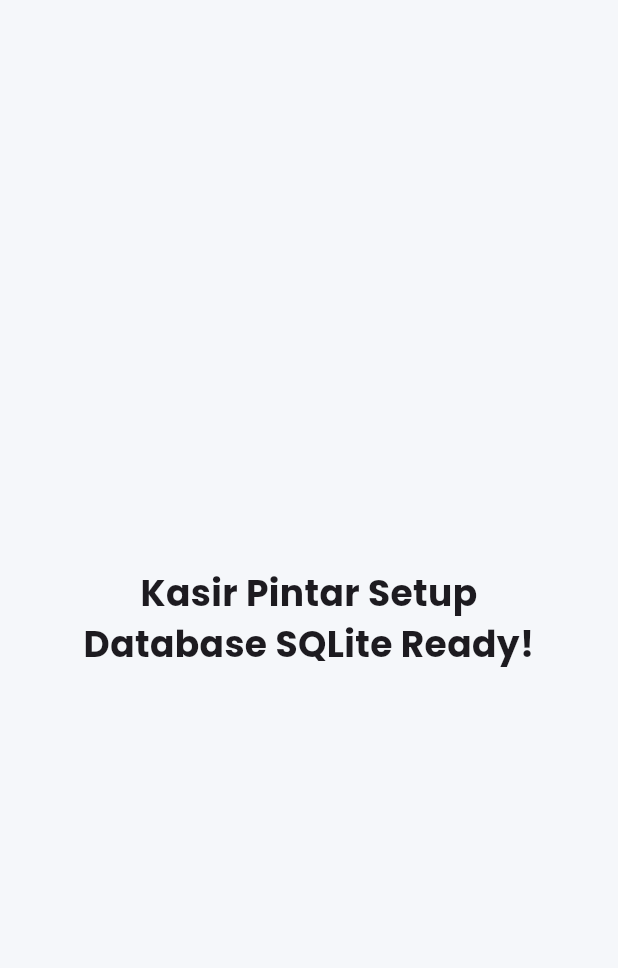
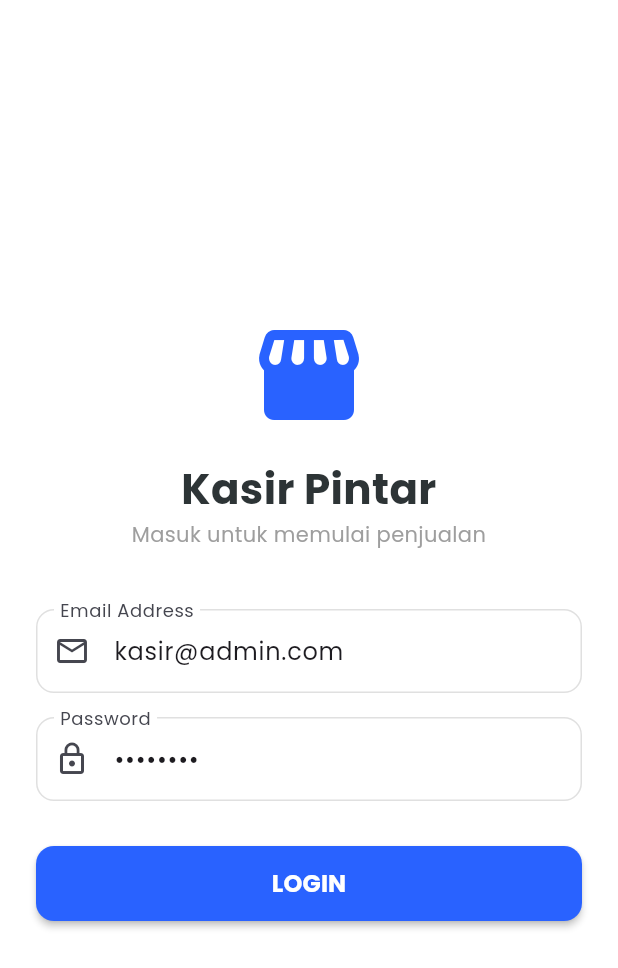
Before and after one commit to RaafiStudent/flutter-laravel-pos-offline, a Flutter app: the screen it shows after launch, on a phone screen of 412 x 824 dp. Shown: the top 968 px of the screen. Run offline on Flutter 3.47's test engine with Material 3 defaults, Android fonts, the light colour scheme and no system bars; our stand-ins replace google_fonts, sqflite; accounts and stored records are empty.

Commit message:
Fase 7: Login Authentication with SQLite Session Persistence

```diff
--- a/mobile_app/lib/main.dart
+++ b/mobile_app/lib/main.dart
@@ -1,15 +1,21 @@
 import 'package:flutter/material.dart';
 import 'package:google_fonts/google_fonts.dart';
-import 'package:mobile_app/core/database/database_helper.dart'; // <--- 1. JANGAN LUPA IMPORT INI
+import 'package:provider/provider.dart';
 
-// 2. Ubah main() jadi async agar bisa tunggu database dibuat
+// --- IMPORTS SENJATA KITA ---
+import 'package:mobile_app/core/database/database_helper.dart'; // Untuk Database
+import 'package:mobile_app/presentation/providers/auth_provider.dart'; // Untuk State Login
+import 'package:mobile_app/presentation/screens/login_screen.dart'; // Untuk Tampilan Login
+
 void main() async {
-  // 3. Wajib ada baris ini jika main() pakai async
+  // 1. Wajib ada jika main() pakai async
   WidgetsFlutterBinding.ensureInitialized();
 
-  // 4. Pancing DatabaseHelper untuk membuat file database 'kasir_pintar.db'
+  // 2. Pancing DatabaseHelper untuk membuat file database 'kasir_pintar.db' di HP
+  // (Agar saat user login, tabel 'users' sudah pasti ada)
   await DatabaseHelper.instance.database;
 
+  // 3. Jalankan Aplikasi
   runApp(const MyApp());
 }
 
@@ -18,38 +24,45 @@
 
   @override
   Widget build(BuildContext context) {
-    // KITA HAPUS MultiProvider SEMENTARA (Sama seperti sebelumnya)
-    return MaterialApp(
-      debugShowCheckedModeBanner: false,
-      title: 'Kasir Pintar',
-      theme: _buildThemeData(),
-      home: const Scaffold(
-        body: Center(
-          child: Text(
-            "Kasir Pintar Setup\nDatabase SQLite Ready!", // <-- Kita ganti teksnya biar ketahuan
-            textAlign: TextAlign.center,
-            style: TextStyle(fontSize: 24, fontWeight: FontWeight.bold),
-          ),
-        ),
+    // 4. MultiProvider: Tempat mendaftarkan semua "Otak" aplikasi
+    return MultiProvider(
+      providers: [
+        // Daftarkan AuthProvider agar bisa diakses dari mana saja (LoginScreen, Dashboard, dll)
+        ChangeNotifierProvider(create: (_) => AuthProvider()),
+      ],
+      child: MaterialApp(
+        debugShowCheckedModeBanner: false, // Hilangkan pita "Debug" di pojok kanan atas
+        title: 'Kasir Pintar',
+
+        // 5. Setup Tema Premium
+        theme: _buildThemeData(),
+
+        // 6. Tentukan halaman pertama yang muncul
+        home: const LoginScreen(),
       ),
     );
   }
 
-  // Konfigurasi Tema Premium (Blue & White Clean Look)
+  // --- KONFIGURASI TEMA (STYLE) ---
   ThemeData _buildThemeData() {
     return ThemeData(
       useMaterial3: true,
       colorScheme: ColorScheme.fromSeed(
-        seedColor: const Color(0xFF2962FF),
+        seedColor: const Color(0xFF2962FF), // Biru Profesional
         brightness: Brightness.light,
       ),
+      // Gunakan Font Poppins untuk seluruh teks aplikasi
       textTheme: GoogleFonts.poppinsTextTheme(),
+
+      // Style App Bar (Header)
       appBarTheme: const AppBarTheme(
         centerTitle: true,
         elevation: 0,
         backgroundColor: Colors.white,
         foregroundColor: Colors.black87,
       ),
+
+      // Warna Background Aplikasi (Abu-abu soft agar mata tidak cepat lelah)
       scaffoldBackgroundColor: const Color(0xFFF5F7FA),
     );
   }
--- /dev/null
+++ b/mobile_app/lib/presentation/providers/auth_provider.dart
@@ -0,0 +1,40 @@
+import 'package:flutter/material.dart';
+import 'package:mobile_app/data/models/user_model.dart';
+import 'package:mobile_app/data/services/auth_service.dart';
+
+class AuthProvider with ChangeNotifier {
+  final AuthService _authService = AuthService();
+
+  UserModel? _user;
+  UserModel? get user => _user;
+
+  bool _isLoading = false;
+  bool get isLoading => _isLoading;
+
+  String? _errorMessage;
+  String? get errorMessage => _errorMessage;
+
+  Future<bool> login(String email, String password) async {
+    _isLoading = true;
+    _errorMessage = null;
+    notifyListeners(); // Beritahu UI untuk show loading spinner
+
+    try {
+      _user = await _authService.login(email, password);
+      _isLoading = false;
+      notifyListeners();
+      return true; // Login Sukses
+    } catch (e) {
+      _isLoading = false;
+      _errorMessage = e.toString().replaceAll('Exception: ', '');
+      notifyListeners(); // Beritahu UI untuk show error message
+      return false; // Login Gagal
+    }
+  }
+
+  Future<void> logout() async {
+    await _authService.logout();
+    _user = null;
+    notifyListeners();
+  }
+}
--- /dev/null
+++ b/mobile_app/lib/presentation/screens/login_screen.dart
@@ -0,0 +1,141 @@
+import 'package:flutter/material.dart';
+import 'package:provider/provider.dart';
+import 'package:mobile_app/presentation/providers/auth_provider.dart';
+
+class LoginScreen extends StatefulWidget {
+  const LoginScreen({super.key});
+
+  @override
+  State<LoginScreen> createState() => _LoginScreenState();
+}
+
+class _LoginScreenState extends State<LoginScreen> {
+  final TextEditingController _emailController = TextEditingController(text: 'kasir@admin.com'); // Default value biar cepat test
+  final TextEditingController _passwordController = TextEditingController(text: 'password');
+  final _formKey = GlobalKey<FormState>();
+
+  @override
+  Widget build(BuildContext context) {
+    // Mengambil state dari Provider
+    final authProvider = Provider.of<AuthProvider>(context);
+
+    return Scaffold(
+      backgroundColor: Colors.white,
+      body: Center(
+        child: SingleChildScrollView(
+          padding: const EdgeInsets.all(24.0),
+          child: Form(
+            key: _formKey,
+            child: Column(
+              mainAxisAlignment: MainAxisAlignment.center,
+              crossAxisAlignment: CrossAxisAlignment.stretch,
+              children: [
+                // 1. Logo / Header
+                const Icon(Icons.storefront_rounded, size: 80, color: Color(0xFF2962FF)),
+                const SizedBox(height: 16),
+                const Text(
+                  "Kasir Pintar",
+                  textAlign: TextAlign.center,
+                  style: TextStyle(
+                    fontSize: 28,
+                    fontWeight: FontWeight.bold,
+                    color: Color(0xFF2D3436)
+                  ),
+                ),
+                const Text(
+                  "Masuk untuk memulai penjualan",
+                  textAlign: TextAlign.center,
+                  style: TextStyle(fontSize: 14, color: Colors.grey),
+                ),
+                const SizedBox(height: 40),
+
+                // 2. Error Message Box
+                if (authProvider.errorMessage != null)
+                  Container(
+                    margin: const EdgeInsets.only(bottom: 20),
+                    padding: const EdgeInsets.all(12),
+                    decoration: BoxDecoration(
+                      color: Colors.red.shade50,
+                      borderRadius: BorderRadius.circular(8),
+                      border: Border.all(color: Colors.red.shade200),
+                    ),
+                    child: Text(
+                      authProvider.errorMessage!,
+                      style: TextStyle(color: Colors.red.shade800),
+                      textAlign: TextAlign.center,
+                    ),
+                  ),
+
+                // 3. Input Fields
+                TextFormField(
+                  controller: _emailController,
+                  decoration: InputDecoration(
+                    labelText: "Email Address",
+                    prefixIcon: const Icon(Icons.email_outlined),
+                    border: OutlineInputBorder(borderRadius: BorderRadius.circular(12)),
+                    enabledBorder: OutlineInputBorder(
+                      borderRadius: BorderRadius.circular(12),
+                      borderSide: BorderSide(color: Colors.grey.shade300),
+                    ),
+                  ),
+                  validator: (val) => val!.isEmpty ? 'Email wajib diisi' : null,
+                ),
+                const SizedBox(height: 16),
+                TextFormField(
+                  controller: _passwordController,
+                  obscureText: true,
+                  decoration: InputDecoration(
+                    labelText: "Password",
+                    prefixIcon: const Icon(Icons.lock_outline),
+                    border: OutlineInputBorder(borderRadius: BorderRadius.circular(12)),
+                    enabledBorder: OutlineInputBorder(
+                      borderRadius: BorderRadius.circular(12),
+                      borderSide: BorderSide(color: Colors.grey.shade300),
+                    ),
+                  ),
+                  validator: (val) => val!.isEmpty ? 'Password wajib diisi' : null,
+                ),
+                const SizedBox(height: 30),
+
+                // 4. Login Button
+                SizedBox(
+                  height: 50,
+                  child: ElevatedButton(
+                    onPressed: authProvider.isLoading
+                      ? null
+                      : () async {
+                          if (_formKey.currentState!.validate()) {
+                            bool success = await authProvider.login(
+                              _emailController.text,
+                              _passwordController.text
+                            );
+
+                            if (success && context.mounted) {
+                              ScaffoldMessenger.of(context).showSnackBar(
+                                const SnackBar(content: Text("Login Berhasil!"))
+                              );
+                              // TODO: Navigate to Dashboard
+                            }
+                          }
+                        },
+                    style: ElevatedButton.styleFrom(
+                      backgroundColor: const Color(0xFF2962FF),
+                      foregroundColor: Colors.white,
+                      shape: RoundedRectangleBorder(
+                        borderRadius: BorderRadius.circular(12),
+                      ),
+                      elevation: 2,
+                    ),
+                    child: authProvider.isLoading
+                      ? const CircularProgressIndicator(color: Colors.white)
+                      : const Text("LOGIN", style: TextStyle(fontSize: 16, fontWeight: FontWeight.bold)),
+                  ),
+                ),
+              ],
+            ),
+          ),
+        ),
+      ),
+    );
+  }
+}
```
Also changed, not shown: mobile_app/lib/core/constants/api_constants.dart (added, +9 -0 lines), mobile_app/lib/data/services/auth_service.dart (added, +62 -0 lines).
